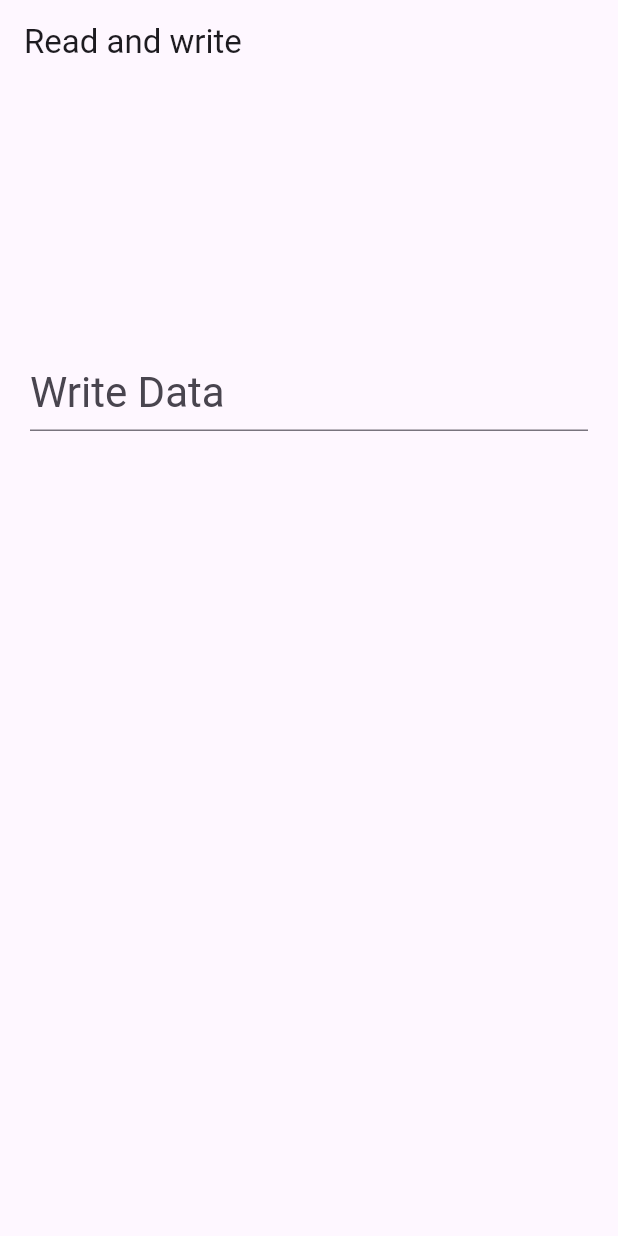
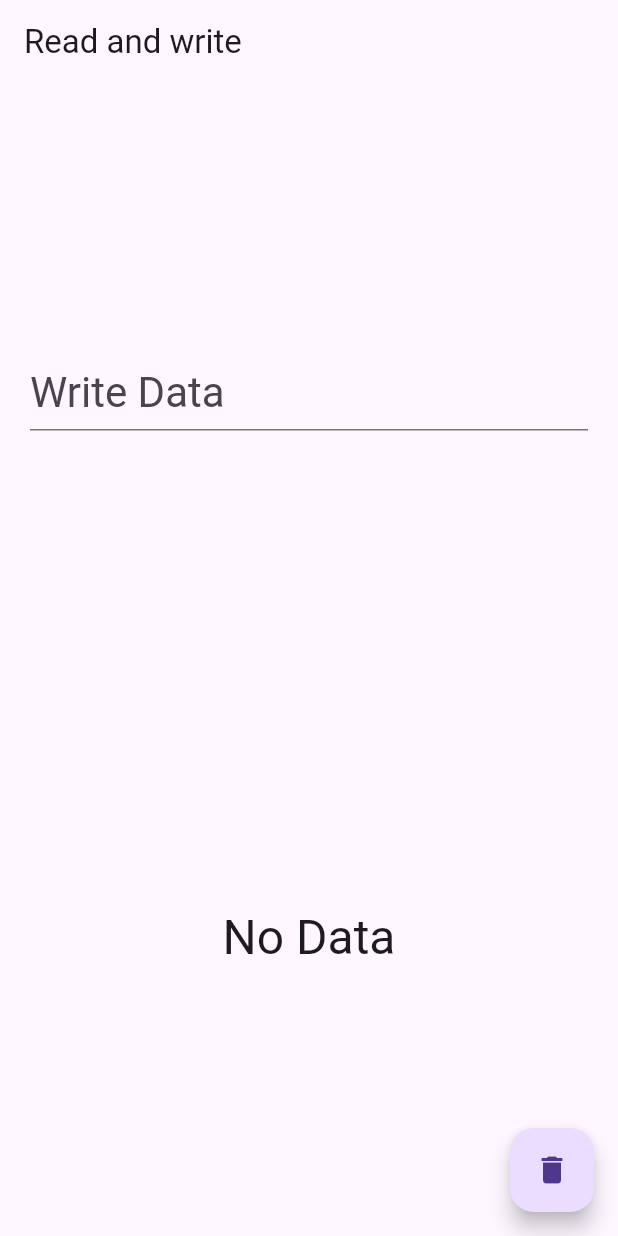
Before and after one commit to Nasibali144/learn_storage, a Flutter app: the screen it shows after launch, on a phone screen of 412 x 824 dp. Run offline on Flutter 3.47's test engine with Material 2 defaults, Android fonts, the phone set to English and light mode, and no system bars; our stand-ins replace shared_preferences.

Commit message:
commit 2: read, write, remove

```diff
--- a/lib/main.dart
+++ b/lib/main.dart
@@ -28,7 +28,7 @@ class HomeSharedPreferences extends StatefulWidget {
 
 class _HomeSharedPreferencesState extends State<HomeSharedPreferences> {
 
-  String data = "";
+  String text = "No Data";
 
   @override
   void initState() {
@@ -37,7 +37,7 @@ class _HomeSharedPreferencesState extends State<HomeSharedPreferences> {
   }
 
   void load() async {
-    data = await Prefs.read(StorageKey.data) ?? "";
+    text = await Prefs.read(StorageKey.data) ?? "No Data";
     setState(() {});
   }
 
@@ -57,17 +57,24 @@ class _HomeSharedPreferencesState extends State<HomeSharedPreferences> {
                   hintText: "Write Data"
                 ),
                 style: Theme.of(context).textTheme.headlineMedium,
-                onSubmitted: (data) async {
-                  await Prefs.store(StorageKey.data, data).whenComplete(load);
+                onSubmitted: (value) async { /// value = "I am writing"
+                  await Prefs.store(StorageKey.data, value);
+                  load();
                 },
               ),
 
               /// read
-              Text(data, style: Theme.of(context).textTheme.headlineLarge,),
+              Text(text, style: Theme.of(context).textTheme.headlineLarge,),
             ],
           ),
         ),
       ),
+      floatingActionButton: FloatingActionButton(
+        onPressed: () {
+          Prefs.remove(StorageKey.data).whenComplete(() => load());
+        },
+        child: const Icon(Icons.delete),
+      ),
     );
   }
 }
```
